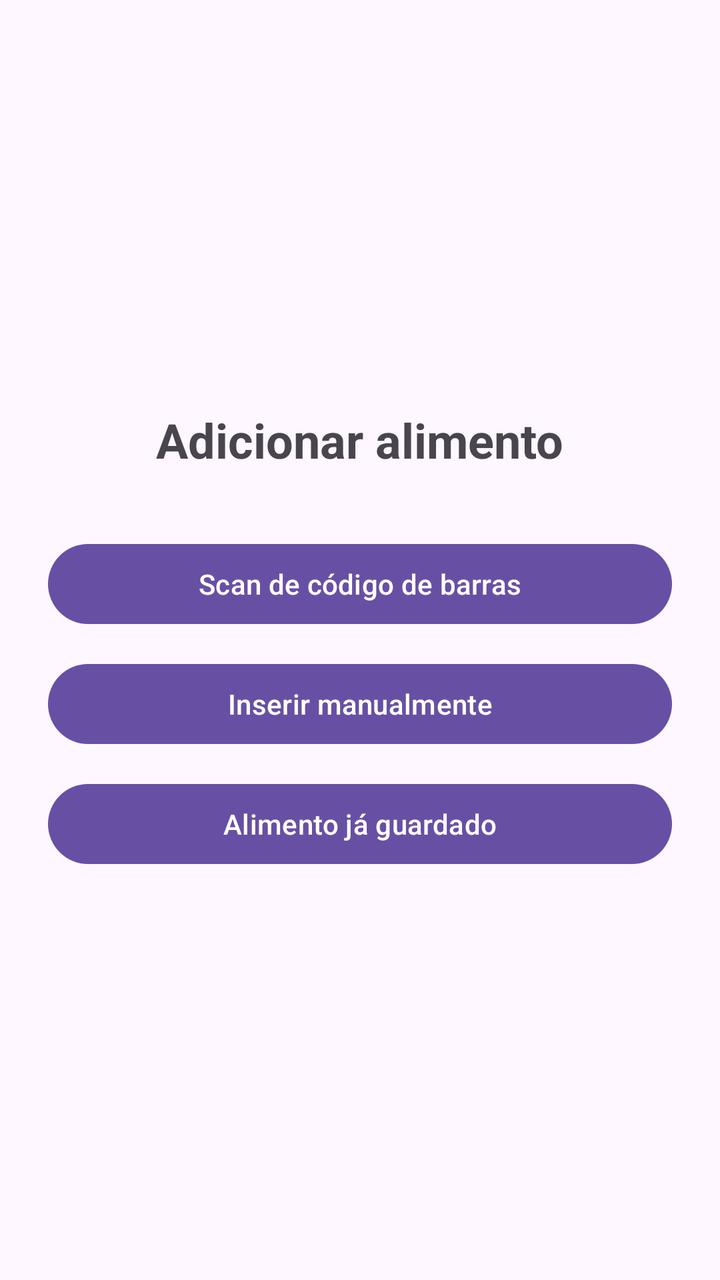
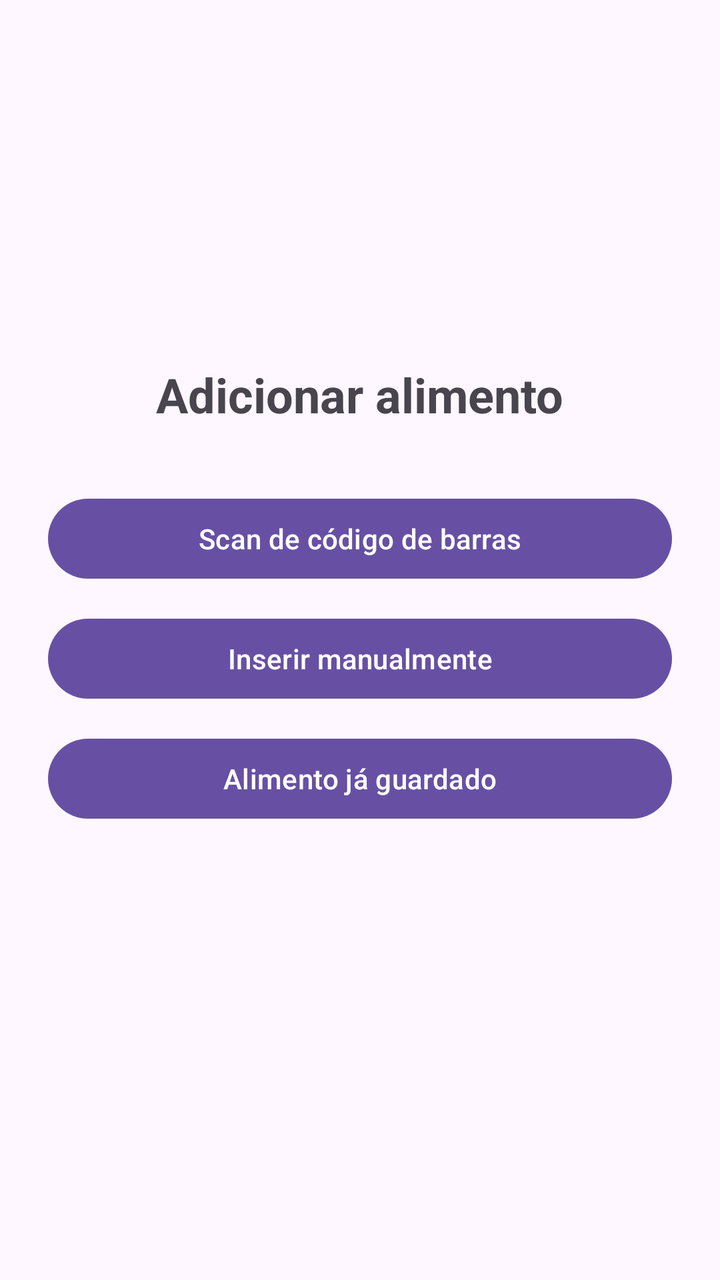

Two renders of the same Android screen: before a commit and after it. Below are the layout's source before the change and the commit's diff.
<!-- AndroidManifest.xml: application theme Theme.NutriScan -->
<!-- res/layout/activity_add_meal.xml -->
<?xml version="1.0" encoding="utf-8"?>
<LinearLayout xmlns:android="http://schemas.android.com/apk/res/android"
              android:id="@+id/addMeal"
              android:layout_width="match_parent"
              android:layout_height="match_parent"
              android:orientation="vertical"
              android:gravity="center">

    <TextView
            android:layout_width="wrap_content"
            android:layout_height="wrap_content"
            android:text="Adicionar alimento"
            android:textSize="24sp"
            android:textStyle="bold"
            android:layout_marginBottom="32dp" />

    <Button
            android:id="@+id/btnScan"
            android:layout_width="match_parent"
            android:layout_height="wrap_content"
            android:layout_marginHorizontal="24dp"
            android:text="Scan de código de barras" />

    <Button
            android:id="@+id/btnManual"
            android:layout_width="match_parent"
            android:layout_height="wrap_content"
            android:layout_marginHorizontal="24dp"
            android:layout_marginTop="12dp"
            android:text="Inserir manualmente" />

    <Button
            android:id="@+id/btnSaved"
            android:layout_width="match_parent"
            android:layout_height="wrap_content"
            android:layout_marginHorizontal="24dp"
            android:layout_marginTop="12dp"
            android:text="Alimento já guardado" />

</LinearLayout>
<!-- resources referenced by this layout -->
<resources>
  <style name="Theme.NutriScan" parent="Base.Theme.NutriScan" />
  <style name="Base.Theme.NutriScan" parent="Theme.Material3.DayNight.NoActionBar">
          
          
      </style>
</resources>

<!-- the commit's change to res/layout/activity_add_meal.xml (unified diff, before → after) -->
@@ -37,4 +37,11 @@
             android:layout_marginTop="12dp"
             android:text="Alimento já guardado" />
 
+    <TextView
+            android:id="@+id/tvResult"
+            android:layout_width="match_parent"
+            android:layout_height="wrap_content"
+            android:layout_marginHorizontal="24dp"
+            android:layout_marginTop="24dp"
+            android:textSize="16sp" />
 </LinearLayout>
